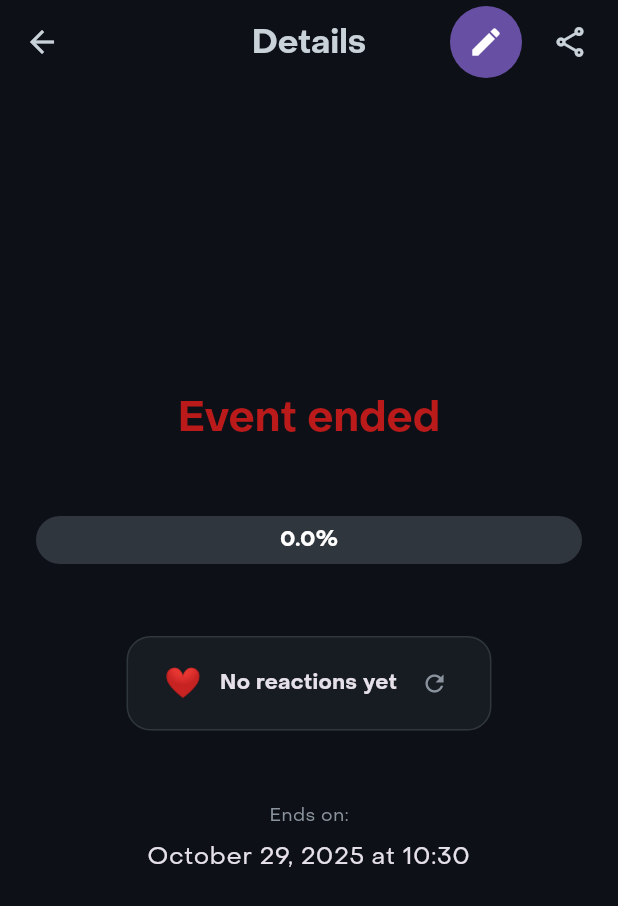
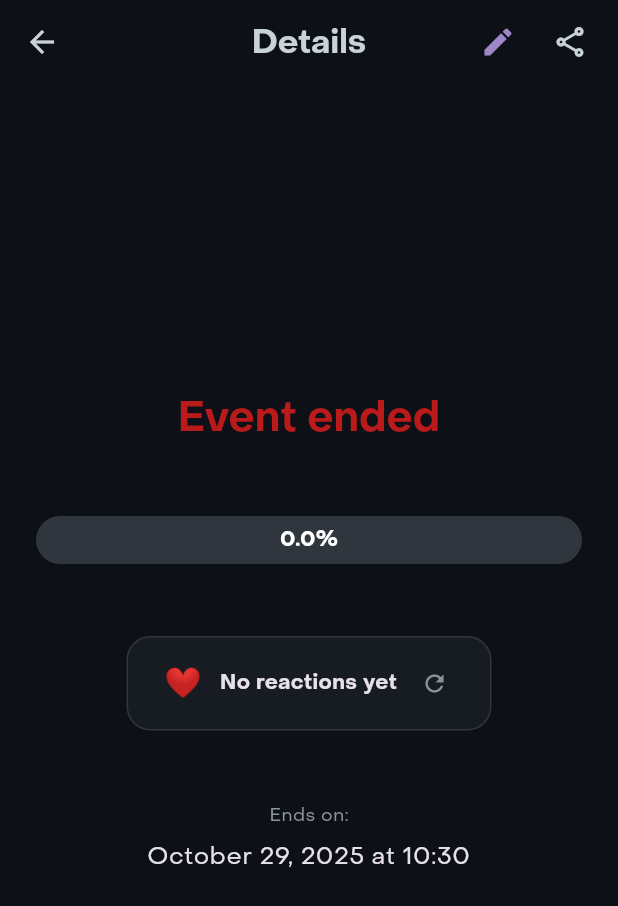
Before and after one commit to dashwhiz/countdown-app, a Flutter app: the DetailScreen screen opened directly with empty values, on a phone screen of 412 x 824 dp. Shown: the top 906 px of the screen. Run offline on Flutter 3.47's test engine with Material 3 defaults, Android fonts, the phone set to English and light mode, and no system bars; our stand-ins replace appwrite, flutter_spinkit, get, hive, hive_flutter, logger and 4 more; accounts and stored records are empty; network calls fail; project files that could hold a hidden picture were left out.

Commit message:
refactor: simplify detail screen edit button styling
- Remove circular background container from edit button
- Use primary color icon instead of white on primary background
- Match visual weight with share button for better balance

```diff
--- a/lib/screens/detail_screen.dart
+++ b/lib/screens/detail_screen.dart
@@ -173,18 +173,11 @@ class DetailScreen extends StatelessWidget {
               scrolledUnderElevation: 0,
               surfaceTintColor: Colors.transparent,
               actions: [
-                Container(
-                  margin: const EdgeInsets.only(right: 8),
-                  decoration: BoxDecoration(
-                    color: AppColors.primary,
-                    shape: BoxShape.circle,
-                  ),
-                  child: IconButton(
-                    icon: const Icon(Icons.edit, color: Colors.white),
-                    tooltip: AppStrings.tooltipEditCountdown,
-                    onPressed: ctrl.navigateToEdit,
-                    padding: const EdgeInsets.all(AppConstants.paddingSmall),
-                  ),
+                IconButton(
+                  icon: const Icon(Icons.edit),
+                  tooltip: AppStrings.tooltipEditCountdown,
+                  onPressed: ctrl.navigateToEdit,
+                  color: AppColors.primaryLight,
                 ),
                 Builder(
                   builder: (btnContext) => IconButton(
```
